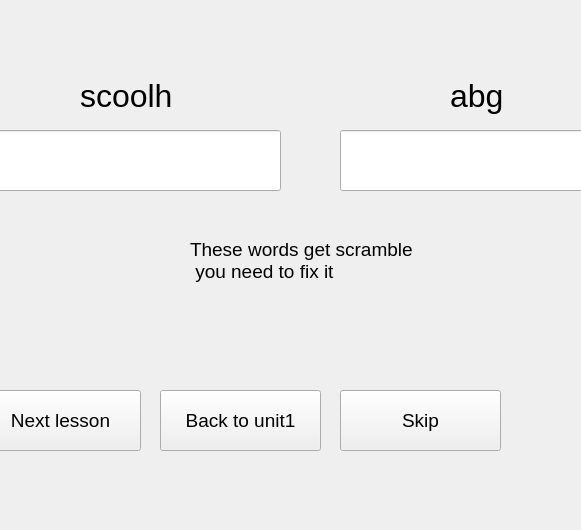
First picture: the form in SPCK/Gui/school4.ui, repository trongphuc1/TL-C4K-PTI01-, before the edit; both pictures show x 420 to 1001 and y 200 to 730 of the 1137 by 730 pixel window.
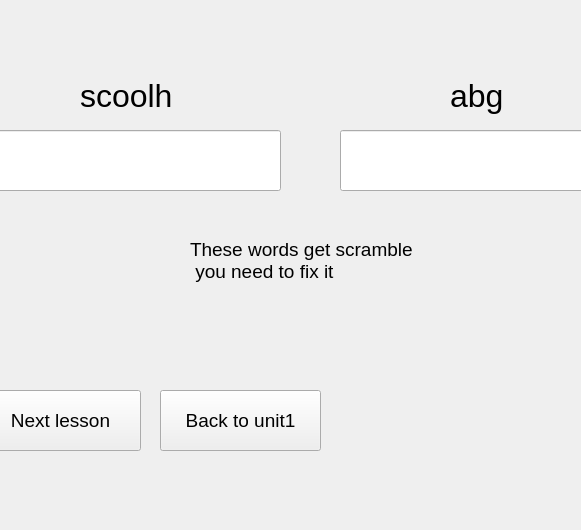
Second picture: the form after the edit. Icons and pictures are not drawn.

What changed in the file:
```diff
--- a/SPCK/Gui/school4.ui
+++ b/SPCK/Gui/school4.ui
@@ -93,7 +93,7 @@
      <rect>
       <x>500</x>
       <y>260</y>
-      <width>91</width>
+      <width>111</width>
       <height>71</height>
      </rect>
     </property>
@@ -253,24 +253,6 @@
      <string>Back to unit1</string>
     </property>
    </widget>
-   <widget class="QPushButton" name="pushButton_6">
-    <property name="geometry">
-     <rect>
-      <x>760</x>
-      <y>590</y>
-      <width>161</width>
-      <height>61</height>
-     </rect>
-    </property>
-    <property name="font">
-     <font>
-      <pointsize>14</pointsize>
-     </font>
-    </property>
-    <property name="text">
-     <string>Skip</string>
-    </property>
-   </widget>
   </widget>
   <widget class="QMenuBar" name="menubar">
    <property name="geometry">
```
